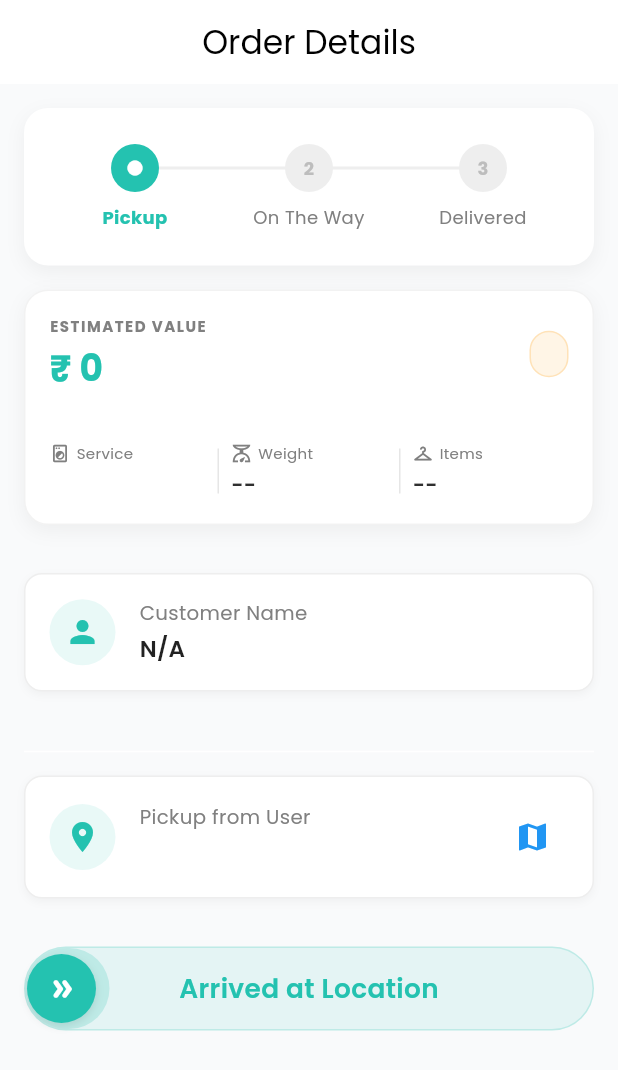
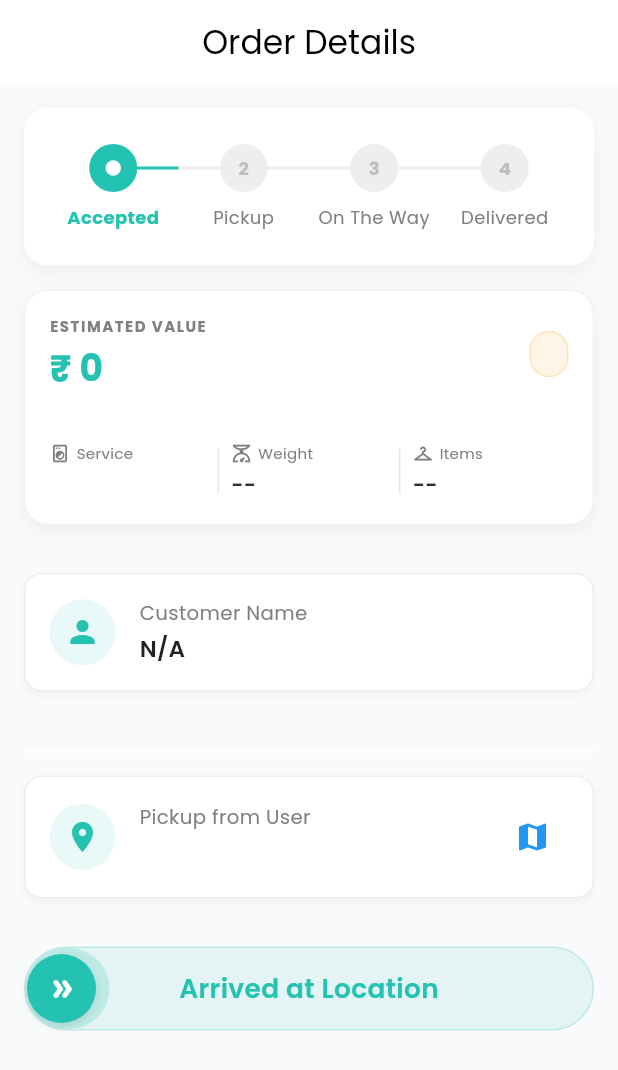
Before and after one commit to apro-it-solutions/rinsr-delivery-app, a Flutter app: the OrderDetailScreen screen opened directly with empty values, on a phone screen of 412 x 824 dp. Shown: the top 1070 px of the screen. Run offline on Flutter 3.47's test engine with Material 3 defaults, Android fonts, the phone set to English and light mode, and no system bars; our stand-ins replace bloc, connectivity_plus, dartz, dio, equatable, firebase_core and 10 more; accounts and stored records are empty; network calls fail.

Commit message:
feat: Add 'accepted' delivery agent status and expand order progress tracking to 4 steps.

```diff
--- a/lib/core/constants/status_extensions.dart
+++ b/lib/core/constants/status_extensions.dart
@@ -2,11 +2,20 @@ import 'package:flutter/material.dart';
 import 'package:rinsr_delivery_partner/core/theme/app_colors.dart';
 import 'enums.dart';
 
-enum DeliveryAgentStatus { pickup, transit, delivered, cancelled, unknown }
+enum DeliveryAgentStatus {
+  accepted,
+  pickup,
+  transit,
+  delivered,
+  cancelled,
+  unknown,
+}
 
 extension DeliveryAgentStatusExtension on DeliveryAgentStatus {
   String get label {
     switch (this) {
+      case DeliveryAgentStatus.accepted:
+        return 'Accepted';
       case DeliveryAgentStatus.pickup:
         return 'Pickup';
       case DeliveryAgentStatus.transit:
@@ -22,6 +31,7 @@ extension DeliveryAgentStatusExtension on DeliveryAgentStatus {
 
   Color get color {
     switch (this) {
+      case DeliveryAgentStatus.accepted:
       case DeliveryAgentStatus.pickup:
       case DeliveryAgentStatus.transit:
         return AppColors.primary;
@@ -42,8 +52,11 @@ extension DeliveryAgentStatusExtension on DeliveryAgentStatus {
 extension OrderStatusExtension on OrderStatus {
   DeliveryAgentStatus get agentStatus {
     switch (this) {
+      // PRE-PICKUP PHASE
+      case OrderStatus.scheduled:
+        return DeliveryAgentStatus.accepted;
+
       // PICKUP PHASE
-      case OrderStatus.scheduled:
       // case OrderStatus.readyToPickupFromHub: // Removed from agent flow
       // case OrderStatus.serviceCompleted: // Removed from agent flow
       case OrderStatus.ready: // Ready to pickup from hub (for delivery)
--- a/lib/features/home/presentation/bloc/home_bloc.dart
+++ b/lib/features/home/presentation/bloc/home_bloc.dart
@@ -36,7 +36,8 @@ class HomeBloc extends Bloc<HomeEvent, HomeState> {
                 order.pickedUpDeliveryPartnerId == null &&
                 order.orderReturnedDeliveryPartner == null;
             final isPickedByMe =
-                order.deliveryUpdates?.currentDeliveryPartnerId == event.agentId ;
+                order.deliveryUpdates?.currentDeliveryPartnerId ==
+                event.agentId;
             return isUnassigned || isPickedByMe;
           }).toList() ??
           [];
@@ -68,12 +69,14 @@ class HomeBloc extends Bloc<HomeEvent, HomeState> {
               return 0;
             case DeliveryAgentStatus.pickup:
               return 1;
+            case DeliveryAgentStatus.accepted:
+              return 2;
             case DeliveryAgentStatus.delivered:
-              return 2;
+              return 3;
             case DeliveryAgentStatus.cancelled:
-              return 3;
+              return 4;
             case DeliveryAgentStatus.unknown:
-              return 4;
+              return 5;
           }
         }
 
--- a/lib/features/home/presentation/widgets/order_list_item.dart
+++ b/lib/features/home/presentation/widgets/order_list_item.dart
@@ -337,7 +337,7 @@ class _OrderListItemState extends State<OrderListItem> {
                                           ),
                                         ),
                                       ),
-                                      child: Text(
+                                      child: const Text(
                                         'Skip',
                                         style: TextStyle(
                                           fontWeight: FontWeight.w600,
@@ -436,6 +436,7 @@ class _OrderListItemState extends State<OrderListItem> {
         break;
       case DeliveryAgentStatus.pickup:
       case DeliveryAgentStatus.transit:
+      case DeliveryAgentStatus.accepted:
         backgroundColor = AppColors.primary.withValues(alpha: 0.1);
         textColor = AppColors.primary;
         break;
--- a/lib/features/order/presentation/widgets/order_status_header.dart
+++ b/lib/features/order/presentation/widgets/order_status_header.dart
@@ -54,20 +54,23 @@ class OrderStatusHeader extends StatelessWidget {
                 const Spacer(flex: 1),
                 Expanded(
                   flex: 2,
-                  child: Container(
-                    height: 2,
-                    color: currentStep > 0
-                        ? AppColors.primary
-                        : Colors.grey.shade200,
+                  child: _buildConnector(
+                    isCompleted: currentStep > 0,
+                    isActive: currentStep == 0,
                   ),
                 ),
                 Expanded(
                   flex: 2,
-                  child: Container(
-                    height: 2,
-                    color: currentStep > 1
-                        ? AppColors.primary
-                        : Colors.grey.shade200,
+                  child: _buildConnector(
+                    isCompleted: currentStep > 1,
+                    isActive: currentStep == 1,
+                  ),
+                ),
+                Expanded(
+                  flex: 2,
+                  child: _buildConnector(
+                    isCompleted: currentStep > 2,
+                    isActive: currentStep == 2,
                   ),
                 ),
                 const Spacer(flex: 1),
@@ -80,18 +83,24 @@ class OrderStatusHeader extends StatelessWidget {
               _buildStepItem(
                 context,
                 0,
+                DeliveryAgentStatus.accepted.label,
+                currentStep,
+              ),
+              _buildStepItem(
+                context,
+                1,
                 DeliveryAgentStatus.pickup.label,
                 currentStep,
               ),
               _buildStepItem(
                 context,
-                1,
+                2,
                 DeliveryAgentStatus.transit.label,
                 currentStep,
               ),
               _buildStepItem(
                 context,
-                2,
+                3,
                 DeliveryAgentStatus.delivered.label,
                 currentStep,
               ),
@@ -99,6 +108,23 @@ class OrderStatusHeader extends StatelessWidget {
           ),
         ],
       ),
+    );
+  }
+
+  Widget _buildConnector({required bool isCompleted, required bool isActive}) {
+    return Stack(
+      children: [
+        // Background line
+        Container(height: 2, color: Colors.grey.shade200),
+        // Foreground line (progress)
+        if (isCompleted || isActive)
+          FractionallySizedBox(
+            widthFactor: isCompleted
+                ? 1.0
+                : 0.5, // 100% if completed, 50% if active (partial)
+            child: Container(height: 2, color: AppColors.primary),
+          ),
+      ],
     );
   }
 
--- a/lib/features/order/presentation/widgets/phase_views.dart
+++ b/lib/features/order/presentation/widgets/phase_views.dart
@@ -106,7 +106,6 @@ class _PhaseAViewState extends State<PhaseAView> {
       } else if (_currentStep == 1) {
         return OrderPickupForm(
           onSubmitted: () {
-            print('>>>>>>>>>>>>>>>>>.');
             // Bypass QR Scan step
             // setState(() => _currentStep = 2);
             context.read<OrderBloc>().add(ScanQrCode());
```
